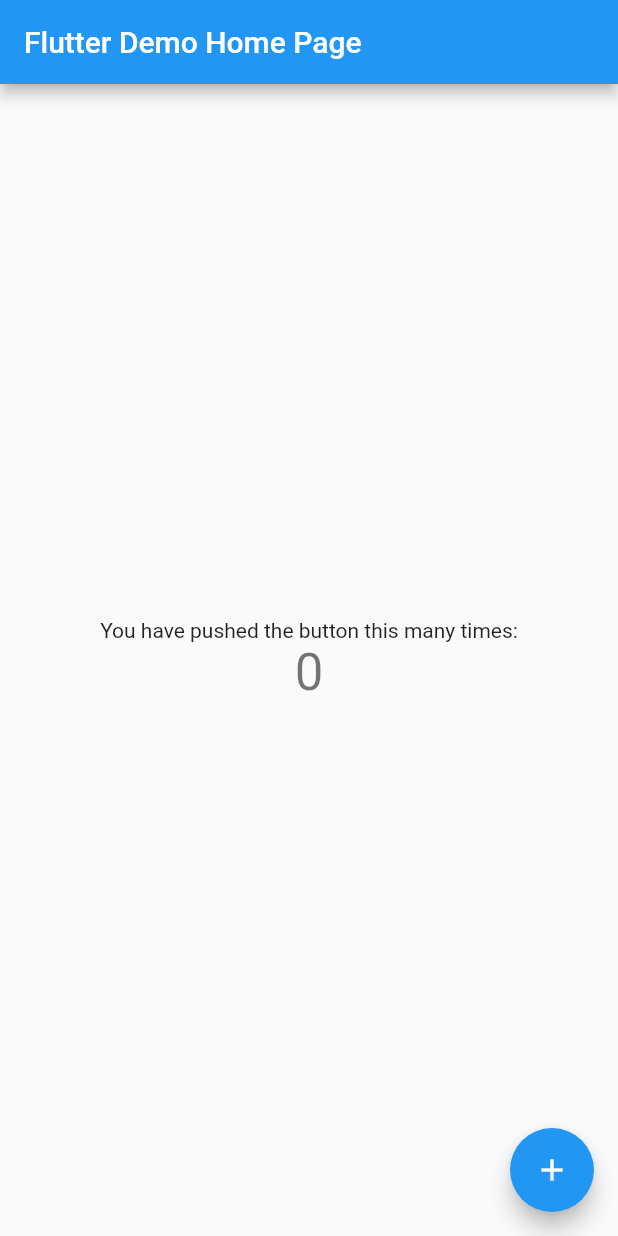
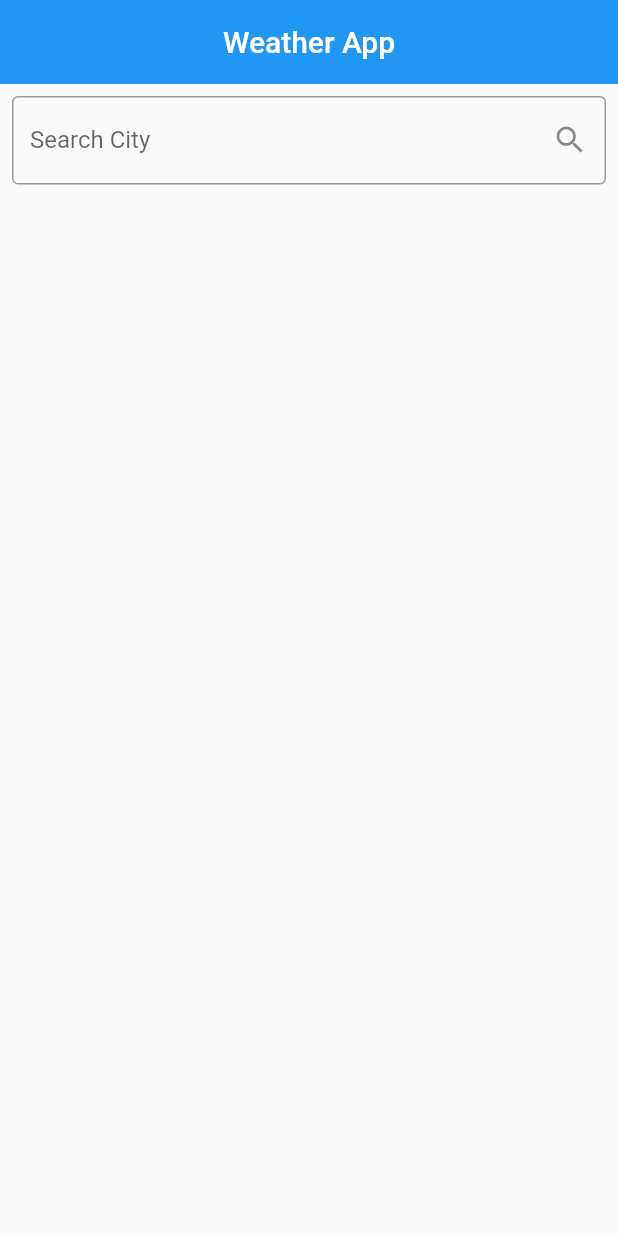
Before and after one commit to rubywai/flutter_weather_app_openweather_app, a Flutter app: the screen it shows after launch, on a phone screen of 412 x 824 dp. Run offline on Flutter 3.47's test engine with Material 2 defaults, Android fonts, the phone set to English and light mode, and no system bars; our stand-ins replace bloc, dio, flutter_bloc, retrofit; generated files the repository leaves out were written again.

Commit message:
search screen done

```diff
--- a/lib/main.dart
+++ b/lib/main.dart
@@ -1,4 +1,5 @@
 import 'package:flutter/material.dart';
+import 'package:untitled/screen/search_screen.dart';
 
 void main() {
   runApp(const MyApp());
@@ -7,109 +8,10 @@ void main() {
 class MyApp extends StatelessWidget {
   const MyApp({Key? key}) : super(key: key);
 
-  // This widget is the root of your application.
   @override
   Widget build(BuildContext context) {
-    return MaterialApp(
-      title: 'Flutter Demo',
-      theme: ThemeData(
-        // This is the theme of your application.
-        //
-        // Try running your application with "flutter run". You'll see the
-        // application has a blue toolbar. Then, without quitting the app, try
-        // changing the primarySwatch below to Colors.green and then invoke
-        // "hot reload" (press "r" in the console where you ran "flutter run",
-        // or simply save your changes to "hot reload" in a Flutter IDE).
-        // Notice that the counter didn't reset back to zero; the application
-        // is not restarted.
-        primarySwatch: Colors.blue,
-      ),
-      home: const MyHomePage(title: 'Flutter Demo Home Page'),
+    return const MaterialApp(
+      home:  SearchCityScreen(),
     );
   }
 }
-
-class MyHomePage extends StatefulWidget {
-  const MyHomePage({Key? key, required this.title}) : super(key: key);
-
-  // This widget is the home page of your application. It is stateful, meaning
-  // that it has a State object (defined below) that contains fields that affect
-  // how it looks.
-
-  // This class is the configuration for the state. It holds the values (in this
-  // case the title) provided by the parent (in this case the App widget) and
-  // used by the build method of the State. Fields in a Widget subclass are
-  // always marked "final".
-
-  final String title;
-
-  @override
-  State<MyHomePage> createState() => _MyHomePageState();
-}
-
-class _MyHomePageState extends State<MyHomePage> {
-  int _counter = 0;
-
-  void _incrementCounter() {
-    setState(() {
-      // This call to setState tells the Flutter framework that something has
-      // changed in this State, which causes it to rerun the build method below
-      // so that the display can reflect the updated values. If we changed
-      // _counter without calling setState(), then the build method would not be
-      // called again, and so nothing would appear to happen.
-      _counter++;
-    });
-  }
-
-  @override
-  Widget build(BuildContext context) {
-    // This method is rerun every time setState is called, for instance as done
-    // by the _incrementCounter method above.
-    //
-    // The Flutter framework has been optimized to make rerunning build methods
-    // fast, so that you can just rebuild anything that needs updating rather
-    // than having to individually change instances of widgets.
-    return Scaffold(
-      appBar: AppBar(
-        // Here we take the value from the MyHomePage object that was created by
-        // the App.build method, and use it to set our appbar title.
-        title: Text(widget.title),
-      ),
-      body: Center(
-        // Center is a layout widget. It takes a single child and positions it
-        // in the middle of the parent.
-        child: Column(
-          // Column is also a layout widget. It takes a list of children and
-          // arranges them vertically. By default, it sizes itself to fit its
-          // children horizontally, and tries to be as tall as its parent.
-          //
-          // Invoke "debug painting" (press "p" in the console, choose the
-          // "Toggle Debug Paint" action from the Flutter Inspector in Android
-          // Studio, or the "Toggle Debug Paint" command in Visual Studio Code)
-          // to see the wireframe for each widget.
-          //
-          // Column has various properties to control how it sizes itself and
-          // how it positions its children. Here we use mainAxisAlignment to
-          // center the children vertically; the main axis here is the vertical
-          // axis because Columns are vertical (the cross axis would be
-          // horizontal).
-          mainAxisAlignment: MainAxisAlignment.center,
-          children: <Widget>[
-            const Text(
-              'You have pushed the button this many times:',
-            ),
-            Text(
-              '$_counter',
-              style: Theme.of(context).textTheme.headline4,
-            ),
-          ],
-        ),
-      ),
-      floatingActionButton: FloatingActionButton(
-        onPressed: _incrementCounter,
-        tooltip: 'Increment',
-        child: const Icon(Icons.add),
-      ), // This trailing comma makes auto-formatting nicer for build methods.
-    );
-  }
-}
--- /dev/null
+++ b/lib/screen/search_screen.dart
@@ -0,0 +1,54 @@
+import 'package:flutter/material.dart';
+import 'package:flutter_bloc/flutter_bloc.dart';
+import 'package:untitled/bloc/search_bloc/search_city_bloc.dart';
+import 'package:untitled/data/model/city_search_model.dart';
+import 'package:untitled/widget/city_list.dart';
+import 'package:untitled/widget/search_field.dart';
+
+class SearchCityScreen extends StatefulWidget {
+  const SearchCityScreen({Key? key}) : super(key: key);
+
+  @override
+  State<SearchCityScreen> createState() => _SearchCityScreenState();
+}
+
+class _SearchCityScreenState extends State<SearchCityScreen> {
+  final TextEditingController _searchController = TextEditingController();
+  final SearchCityBloc _searchCityBloc = SearchCityBloc();
+
+  @override
+  Widget build(BuildContext context) {
+    return BlocProvider(
+      create: (context) => _searchCityBloc,
+      child: Scaffold(
+        appBar: AppBar(
+          title: const Text('Weather App'),
+          centerTitle: true,
+          elevation: 0,
+        ),
+        body: Column(
+          children: [
+            SearchFieldWidget(searchController: _searchController, searchCityBloc: _searchCityBloc),
+            BlocBuilder<SearchCityBloc, SearchCityState>(
+              builder: (context, state) {
+                if(state is SearchCityLoading){
+                  return const Center(child:  CircularProgressIndicator());
+                }
+                else if(state is SearchCityFailed){
+                  return Center(child: Text(state.errorMessage),);
+                }
+                else if(state is SearchCitySuccess){
+                  List<CitySearchResult> cities = state.cities;
+                  return Expanded(
+                    child: CityListWidget(cities: cities),
+                  );
+                }
+                return const SizedBox();
+              },
+            )
+          ],
+        ),
+      ),
+    );
+  }
+}
--- /dev/null
+++ b/lib/widget/city_list.dart
@@ -0,0 +1,24 @@
+import 'package:flutter/material.dart';
+import 'package:untitled/data/model/city_search_model.dart';
+
+class CityListWidget extends StatelessWidget {
+  const CityListWidget({
+    Key? key,
+    required this.cities,
+  }) : super(key: key);
+
+  final List<CitySearchResult> cities;
+
+  @override
+  Widget build(BuildContext context) {
+    return ListView.builder(
+        itemCount: cities.length,
+        itemBuilder: (context,index){
+          CitySearchResult city = cities[index];
+          return ListTile(
+            title: Text(city.name ?? ''),
+            subtitle: Text(city.country ?? ''),
+          );
+        });
+  }
+}
--- /dev/null
+++ b/lib/widget/search_field.dart
@@ -0,0 +1,40 @@
+import 'package:flutter/material.dart';
+import 'package:untitled/bloc/search_bloc/search_city_bloc.dart';
+
+class SearchFieldWidget extends StatelessWidget {
+  const SearchFieldWidget({
+    Key? key,
+    required TextEditingController searchController,
+    required SearchCityBloc searchCityBloc,
+  }) : _searchController = searchController, _searchCityBloc = searchCityBloc, super(key: key);
+
+  final TextEditingController _searchController;
+  final SearchCityBloc _searchCityBloc;
+
+  @override
+  Widget build(BuildContext context) {
+    return Padding(
+      padding: const EdgeInsets.all(8.0),
+      child: TextField(
+        controller: _searchController,
+        decoration: InputDecoration(
+            hintText: 'Search City',
+            labelText: 'Search City',
+            border: const OutlineInputBorder(),
+            suffixIcon: IconButton(
+              onPressed: () {
+                if(_searchController.text.isEmpty){
+                  ScaffoldMessenger.of(context)
+                      .showSnackBar(const SnackBar(content: Text('Please Enter city name')));
+                }
+                else{
+                  _searchCityBloc.add(SearchCity(_searchController.text));
+                }
+              },
+              icon: const Icon(Icons.search),
+            )
+        ),
+      ),
+    );
+  }
+}
```
